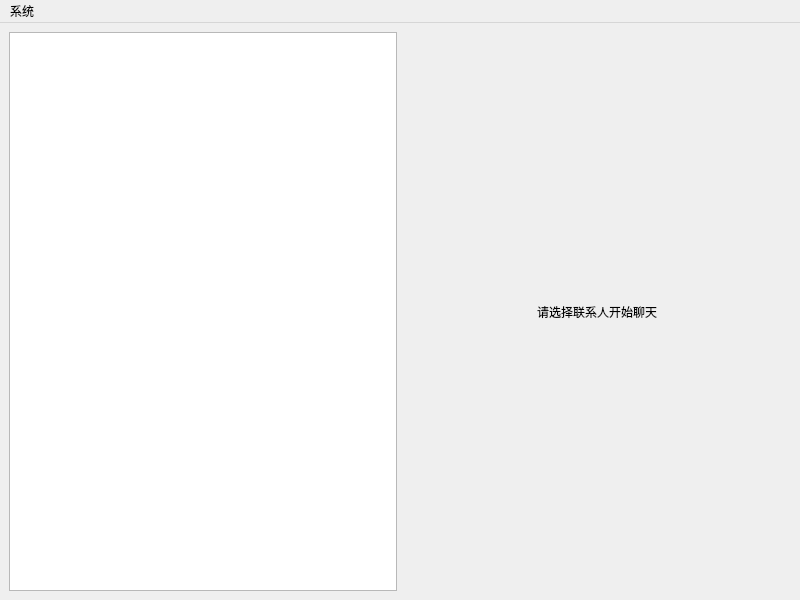
Old version of the form mainwindow.ui in the repository moseme1/QtIM.
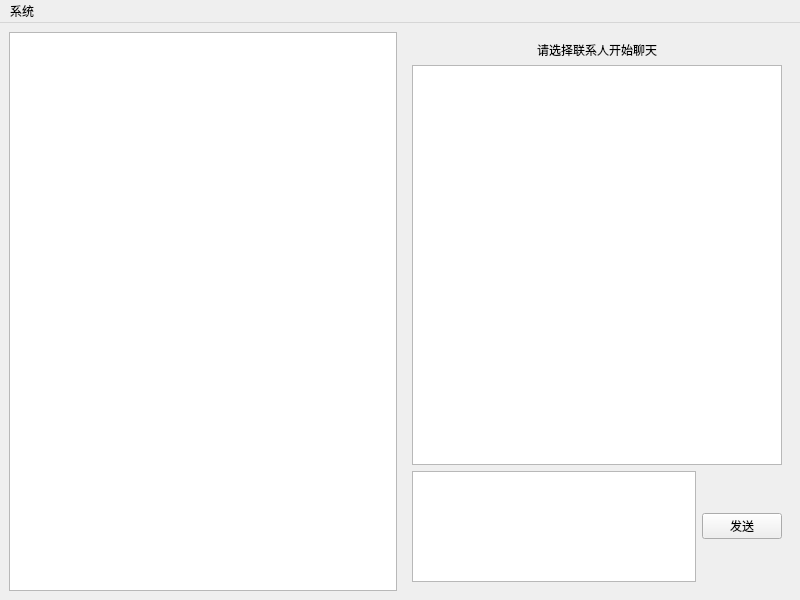
New version of the form. The open tabs and pages were chosen to show the change.

Commit message: v1.2基础聊天界面 + 消息本地显示的基础实现

What changed in the file:
```diff
--- a/mainwindow.ui
+++ b/mainwindow.ui
@@ -42,6 +42,45 @@
           </property>
          </widget>
         </item>
+        <!-- 新增：聊天消息显示区 -->
+        <item>
+         <widget class="QTextBrowser" name="browser_chat">
+          <property name="minimumSize">
+           <size>
+            <width>0</width>
+            <height>400</height>
+           </size>
+          </property>
+         </widget>
+        </item>
+        <!-- 新增：消息输入+发送按钮 -->
+        <item>
+         <layout class="QHBoxLayout" name="horizontalLayout_2">
+          <item>
+           <widget class="QTextEdit" name="edit_input">
+            <property name="minimumSize">
+             <size>
+              <width>0</width>
+              <height>80</height>
+             </size>
+            </property>
+           </widget>
+          </item>
+          <item>
+           <widget class="QPushButton" name="btn_send">
+            <property name="text">
+             <string>发送</string>
+            </property>
+            <property name="minimumSize">
+             <size>
+              <width>80</width>
+              <height>0</height>
+             </size>
+            </property>
+           </widget>
+          </item>
+         </layout>
+        </item>
        </layout>
       </widget>
      </widget>
```
Left out of the diff: 2 changed lines with no effect on the pictures. The commit also changes 5 other files.
